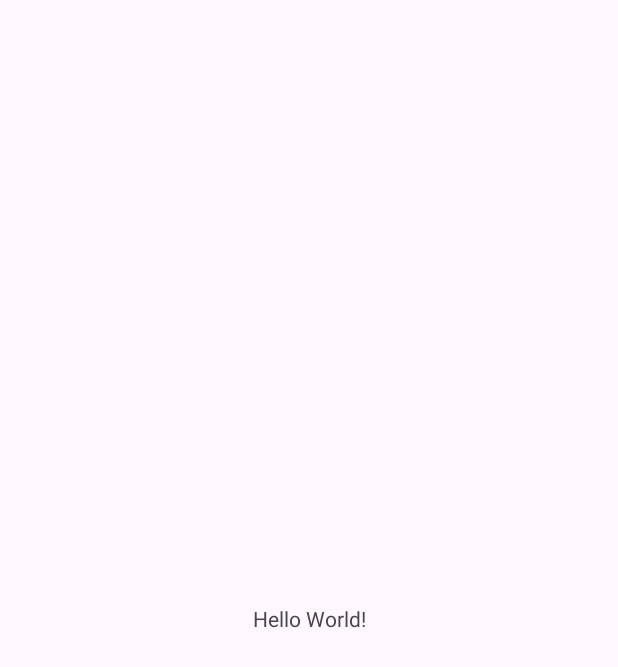
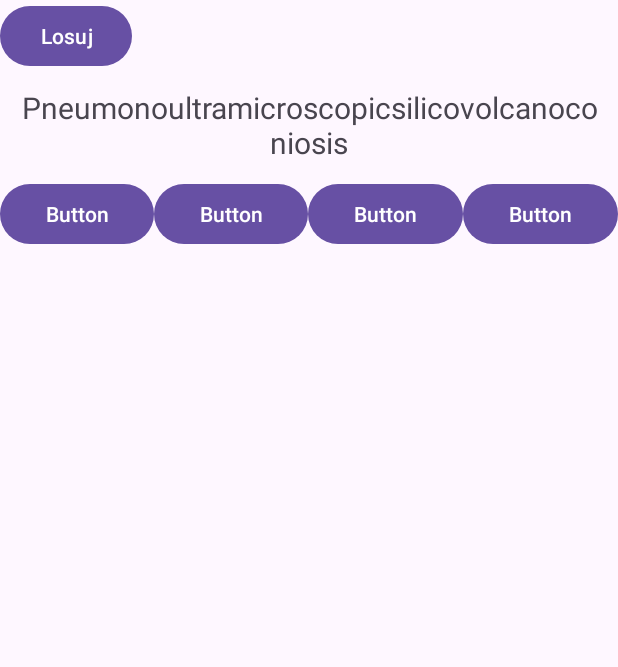
Before and after one commit to BeardedPirate1984/DictionaryQuiz, an Android app: the screen it shows after launch (MainActivity), on a phone screen of 412 x 824 dp. Before the commit the part shown is almost empty. Shown: the top 667 px of the screen. Run offline under Robolectric (Android 15) with nearby library versions, the phone set to English and light mode, and no system bars.

Commit message:
feat: add main layout

```diff
--- /dev/null
+++ b/app/src/main/java/com/example/dictionaryquiz/Question.java
@@ -0,0 +1,20 @@
+package com.example.dictionaryquiz;
+
+import java.util.ArrayList;
+
+public class Question {
+
+    private String word;
+    private ArrayList<String> answers = new ArrayList<>();
+
+    private int correctAnswer;
+
+    public Question(String word, String a1, String a2, String a3, String a4, int correctAnswer) {
+        this.word = word;
+        answers.add(a1);
+        answers.add(a2);
+        answers.add(a3);
+        answers.add(a4);
+        this.correctAnswer = correctAnswer;
+    }
+}
--- a/app/src/main/res/layout/activity_main.xml
+++ b/app/src/main/res/layout/activity_main.xml
@@ -1,19 +1,60 @@
 <?xml version="1.0" encoding="utf-8"?>
-<androidx.constraintlayout.widget.ConstraintLayout xmlns:android="http://schemas.android.com/apk/res/android"
+<LinearLayout xmlns:android="http://schemas.android.com/apk/res/android"
     xmlns:app="http://schemas.android.com/apk/res-auto"
     xmlns:tools="http://schemas.android.com/tools"
     android:id="@+id/main"
     android:layout_width="match_parent"
     android:layout_height="match_parent"
-    tools:context=".MainActivity">
+    android:orientation="vertical"
+    tools:context=".MainActivity" >
+
+    <Button
+        android:id="@+id/button6"
+        android:layout_width="wrap_content"
+        android:layout_height="wrap_content"
+        android:text="Losuj" />
 
     <TextView
-        android:layout_width="wrap_content"
+        android:id="@+id/textView"
+        android:layout_width="match_parent"
         android:layout_height="wrap_content"
-        android:text="Hello World!"
-        app:layout_constraintBottom_toBottomOf="parent"
-        app:layout_constraintEnd_toEndOf="parent"
-        app:layout_constraintStart_toStartOf="parent"
-        app:layout_constraintTop_toTopOf="parent" />
+        android:textAlignment="center"
+        android:textSize="20dp"
+        android:layout_margin="10dp"
+        android:text="Pneumonoultramicroscopicsilicovolcanoconiosis" />
 
-</androidx.constraintlayout.widget.ConstraintLayout>
+    <LinearLayout
+        android:layout_width="match_parent"
+        android:layout_height="match_parent"
+        android:orientation="horizontal">
+
+        <Button
+            android:id="@+id/button"
+            android:layout_width="wrap_content"
+            android:layout_height="wrap_content"
+            android:layout_weight="1"
+            android:text="Button" />
+
+        <Button
+            android:id="@+id/button2"
+            android:layout_width="wrap_content"
+            android:layout_height="wrap_content"
+            android:layout_weight="1"
+            android:text="Button" />
+
+        <Button
+            android:id="@+id/button3"
+            android:layout_width="wrap_content"
+            android:layout_height="wrap_content"
+            android:layout_weight="1"
+            android:text="Button" />
+
+        <Button
+            android:id="@+id/button4"
+            android:layout_width="wrap_content"
+            android:layout_height="wrap_content"
+            android:layout_weight="1"
+            android:text="Button" />
+
+    </LinearLayout>
+</LinearLayout>
```
